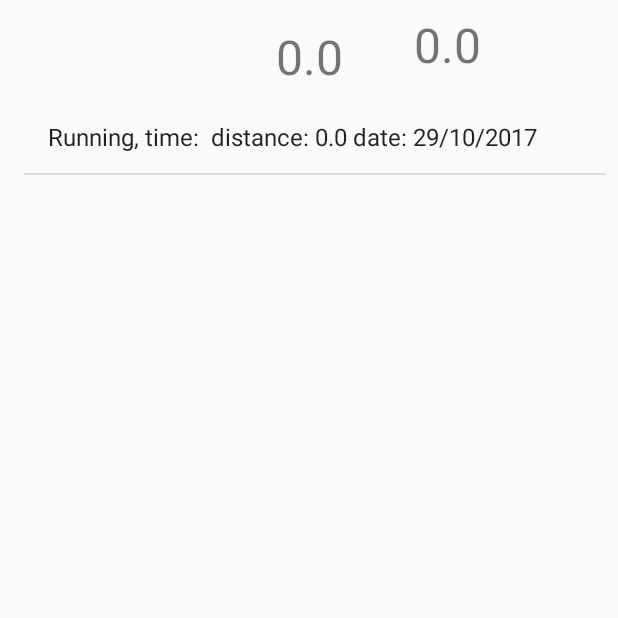
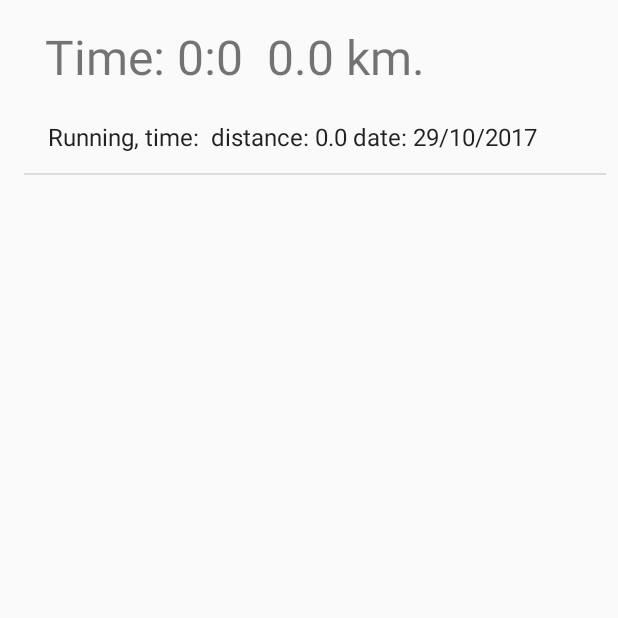
Before and after one commit to tkettu/rokego_android, an Android app: the SaveData screen opened directly, with no data from a screen before it, after a tap on "SAVE", on a phone screen of 412 x 824 dp, the top half of it. Run offline under Robolectric (Android 15) with nearby library versions, the phone set to English and light mode, and no system bars; 1 statement that could not run was skipped.

Commit message:
Exercises total time and distance display changes.

```diff
--- a/app/src/main/java/com/teroki/rokego_android/Exercises.java
+++ b/app/src/main/java/com/teroki/rokego_android/Exercises.java
@@ -16,6 +16,7 @@ import android.widget.ListView;
 import android.widget.TextView;
 
 import com.teroki.rokego_db.DBHelper;
+import com.teroki.rokego_helpers.DateHelper;
 import com.teroki.rokego_objects.Exercise;
 
 import java.util.List;
@@ -27,6 +28,8 @@ public class Exercises extends Activity /* extends ListActivity */{
     private TextView totalDistance;
     //private DBHelper db;
 
+    private DateHelper dateHelper;
+
     //Todo totalDistance and time layouts and exerciseList to table?
 
     @Override
@@ -34,6 +37,7 @@ public class Exercises extends Activity /* extends ListActivity */{
         super.onCreate(savedInstanceState);
         setContentView(R.layout.activity_exercises);
 
+        dateHelper = new DateHelper();
 
         totalTime = findViewById(R.id.textView_totalTime);
         totalDistance = findViewById(R.id.textView_totalDistance);
@@ -75,7 +79,7 @@ public class Exercises extends Activity /* extends ListActivity */{
             tt += ut;
         }
 
-        totalTime.setText(String.valueOf(tt));
+        totalTime.setText("Time: " + dateHelper.hoursToTime(tt) );
 
     }
 
@@ -87,7 +91,7 @@ public class Exercises extends Activity /* extends ListActivity */{
             td += ud;
         }
 
-        totalDistance.setText(String.valueOf(Math.round(td * 1000d) / 1000d));
+        totalDistance.setText(String.valueOf(Math.round(td * 1000d) / 1000d) + " km.");
     }
 
     @Override
--- a/app/src/main/java/com/teroki/rokego_helpers/DateHelper.java
+++ b/app/src/main/java/com/teroki/rokego_helpers/DateHelper.java
@@ -33,4 +33,21 @@ public class DateHelper {
         calendar.setTimeInMillis(milliseconds);
         return formatter.format(calendar.getTime());
     }
+
+
+    /**
+     * Changes hours (h.hhh) to hh:mm(:ss)
+     * @param hours As decimal hours
+     * @return Time as readable format
+     */
+    public String hoursToTime(double hours){
+        //String time = "0:0";
+        int h = (int) hours; // Hole hours
+
+        double remainder = (hours - (double)h); //remainder of hours
+        int mm = (int)Math.round(remainder * 60); //Hole minutes rounded by seconds
+
+
+        return String.valueOf(h) + ":" + String.valueOf(mm);
+    }
 }
--- a/app/src/main/res/layout/activity_exercises.xml
+++ b/app/src/main/res/layout/activity_exercises.xml
@@ -8,28 +8,39 @@
 
     <ListView
         android:id="@+id/list"
-        android:layout_width="match_parent"
+        android:layout_width="0dp"
         android:layout_height="551dp"
-        android:layout_marginLeft="8dp"
+        android:layout_marginLeft="16dp"
         app:layout_constraintLeft_toLeftOf="parent"
         android:layout_marginStart="16dp"
         android:layout_marginRight="8dp"
         app:layout_constraintRight_toRightOf="parent"
-        app:layout_constraintTop_toBottomOf="@+id/textView_totalTime"
+        app:layout_constraintTop_toBottomOf="@+id/total_bar"
         android:layout_marginTop="8dp"
         android:layout_marginEnd="8dp"
         app:layout_constraintHorizontal_bias="0.0" />
+    <LinearLayout
+        android:id="@+id/total_bar"
+        android:layout_width="368dp"
+        android:layout_height="wrap_content"
+        app:layout_constraintTop_toTopOf="parent"
+        android:layout_marginTop="8dp"
+        android:layout_marginLeft="8dp"
+        app:layout_constraintLeft_toLeftOf="parent"
+        android:layout_marginRight="8dp"
+        app:layout_constraintRight_toRightOf="parent">
     <TextView
         android:id="@+id/textView_totalTime"
         android:layout_width="wrap_content"
         android:layout_height="wrap_content"
-        android:layout_marginTop="16dp"
+        android:layout_marginTop="8dp"
         android:layout_marginLeft="8dp"
         android:textSize="32dp"
         android:layout_marginRight="8dp"
         app:layout_constraintRight_toRightOf="parent"
         app:layout_constraintTop_toTopOf="parent"
-        app:layout_constraintLeft_toLeftOf="parent" />
+        android:layout_marginStart="8dp"
+        android:layout_marginEnd="8dp" />
 
     <TextView
         android:id="@+id/textView_totalDistance"
@@ -37,9 +48,11 @@
         android:layout_height="wrap_content"
         android:layout_marginTop="8dp"
         android:layout_marginLeft="8dp"
-        app:layout_constraintLeft_toLeftOf="@+id/textView_totalTime"
+        app:layout_constraintLeft_toRightOf="@+id/textView_totalTime"
         android:textSize="32dp"
         android:layout_marginRight="8dp"
-        app:layout_constraintRight_toRightOf="parent"
-        app:layout_constraintTop_toTopOf="parent" />
+        app:layout_constraintTop_toTopOf="parent"
+        android:layout_marginStart="8dp"
+        android:layout_marginEnd="8dp" />
+    </LinearLayout>
 </android.support.constraint.ConstraintLayout>
```
Also changed, not shown: app/src/main/java/com/teroki/rokego_db/DBHelper.java (+49 -0 lines).
